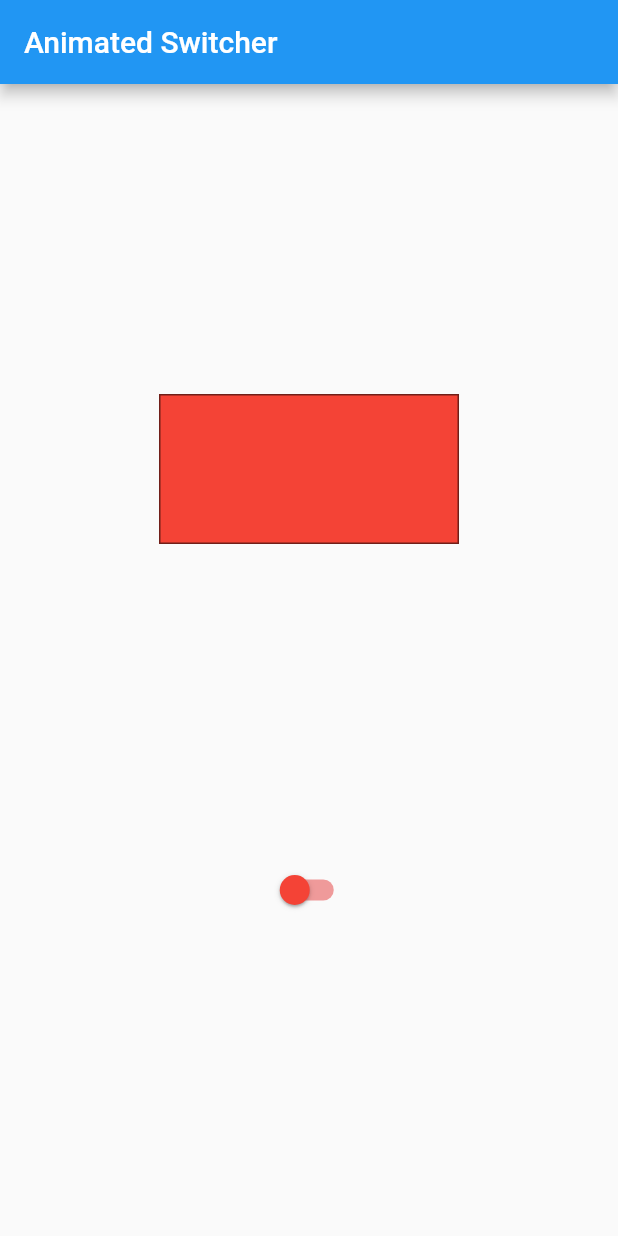
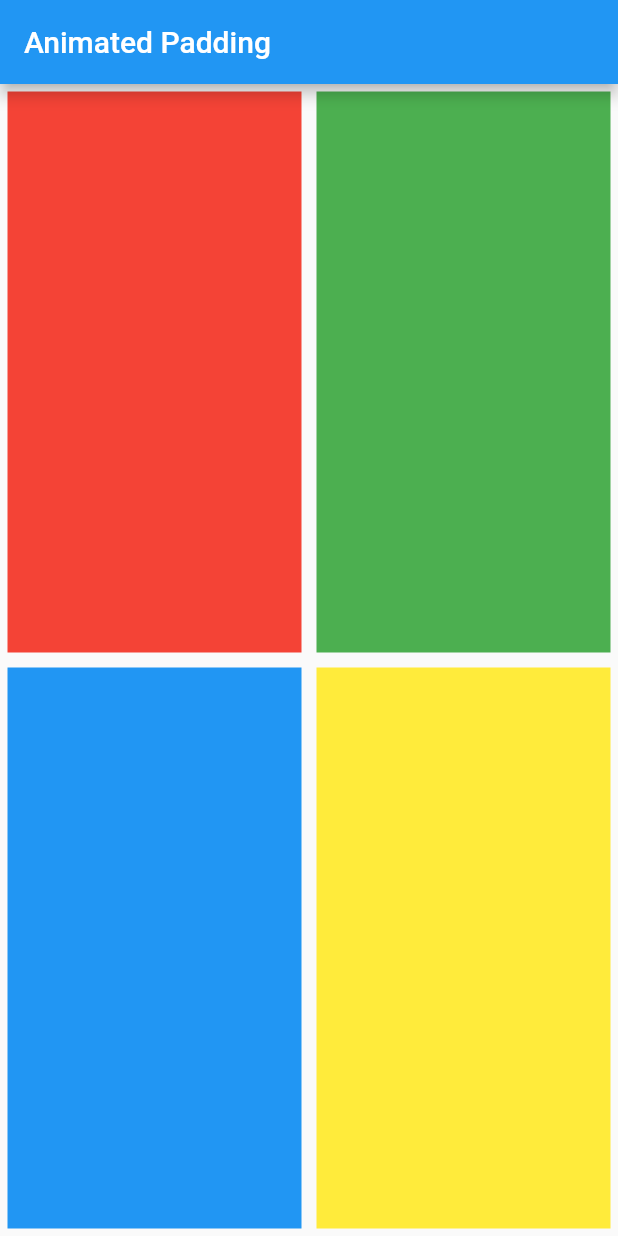
Before and after one commit to rivaldofez/flutter_learnerd, a Flutter app: the screen it shows after launch, on a phone screen of 412 x 824 dp. Run offline on Flutter 3.47's test engine with Material 2 defaults, Android fonts, the phone set to English and light mode, and no system bars.

Commit message:
using animation padding

```diff
--- a/lib/main.dart
+++ b/lib/main.dart
@@ -9,65 +9,79 @@ class MyApp extends StatefulWidget {
 }
 
 class _MyAppState extends State<MyApp> {
-  bool isOn = false;
-
-  Widget myWidget = Container(
-    width: 200,
-    height: 100,
-    decoration: BoxDecoration(
-        color: Colors.red, border: Border.all(color: Colors.black54)),
-  );
+  double myPadding = 5;
 
   @override
   Widget build(BuildContext context) {
     return MaterialApp(
       home: Scaffold(
         appBar: AppBar(
-          title: Text("Animated Switcher"),
+          title: Text("Animated Padding"),
         ),
-        body: Center(
-          child: Column(
-            mainAxisAlignment: MainAxisAlignment.spaceEvenly,
+        body: Column(
           children: [
-              AnimatedSwitcher(
-                child: myWidget,
+            Flexible(
+              flex: 1,
+              child: Row(
+                children: [
+                  Flexible(
+                    flex: 1,
+                    child: AnimatedPadding(
                       duration: Duration(seconds: 1),
-                transitionBuilder: (child, animation)=> RotationTransition(
-                  turns: animation,
-                  child: child,
-                )
-              ),
-              Switch(
-                value: isOn,
-                inactiveTrackColor: Colors.red[200],
-                inactiveThumbColor: Colors.red,
-                activeColor: Colors.green,
-                onChanged: (value) {
-                  isOn = value;
+                      padding: EdgeInsets.all(myPadding),
+                      child: GestureDetector(
+                        onTap: (){
                           setState(() {
-                    if (isOn)
-                      myWidget = Container(
-                        key: ValueKey(1),
-                        width: 200,
-                        height: 100,
-                        decoration: BoxDecoration(
-                            color: Colors.green,
-                            border: Border.all(color: Colors.black54)),
-                      );
-                    else
-                      myWidget = Container(
-                        key: ValueKey(2),
-                        width: 200,
-                        height: 100,
-                        decoration: BoxDecoration(
-                            color: Colors.red,
-                            border: Border.all(color: Colors.black54)),
-                      );
+                            myPadding = 20;
                           });
                         },
+                        child: Container(
+                          color: Colors.red,
+                        ),
+                      ),
+                    ),
+                  ),
+                  Flexible(
+                    flex: 1,
+                    child: AnimatedPadding(
+                      duration: Duration(seconds: 1),
+                      padding: EdgeInsets.all(myPadding),
+                      child: Container(
+                        color: Colors.green,
+                      ),
+                    ),
                   ),
                 ],
               ),
+            ),
+            Flexible(
+              flex: 1,
+              child: Row(
+                children: [
+                  Flexible(
+                    flex: 1,
+                    child: AnimatedPadding(
+                      duration: Duration(seconds: 1),
+                      padding: EdgeInsets.all(myPadding),
+                      child: Container(
+                        color: Colors.blue,
+                      ),
+                    ),
+                  ),
+                  Flexible(
+                    flex: 1,
+                    child: AnimatedPadding(
+                      duration: Duration(seconds: 1),
+                      padding: EdgeInsets.all(myPadding),
+                      child: Container(
+                        color: Colors.yellow,
+                      ),
+                    ),
+                  ),
+                ],
+              ),
+            ),
+          ],
         ),
       ),
     );
```
Lines whose indentation alone changed are shown as unchanged.
